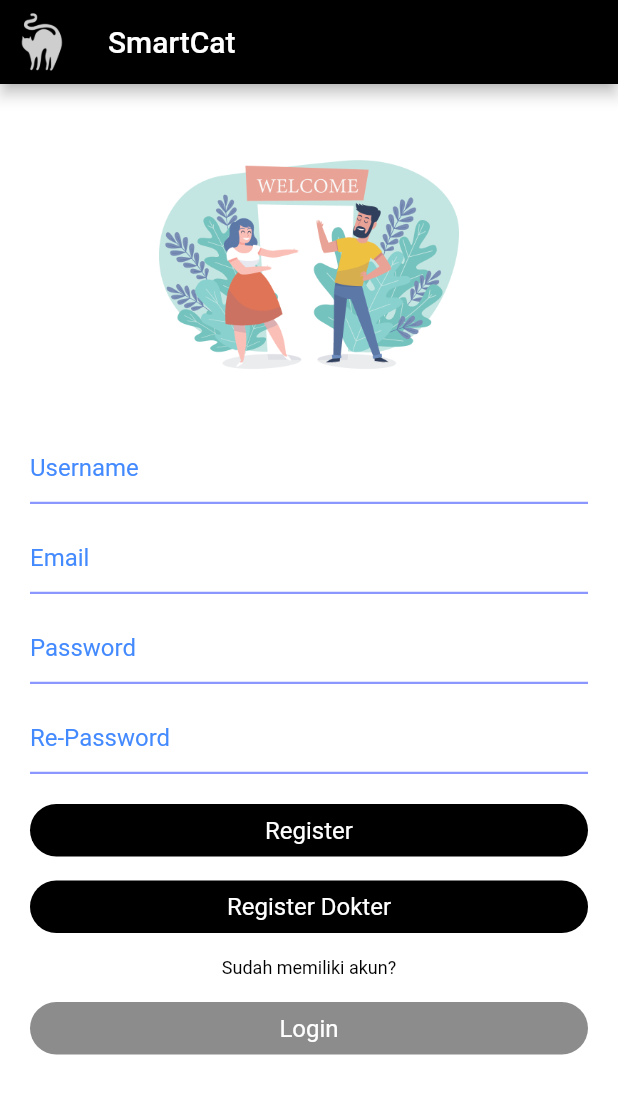
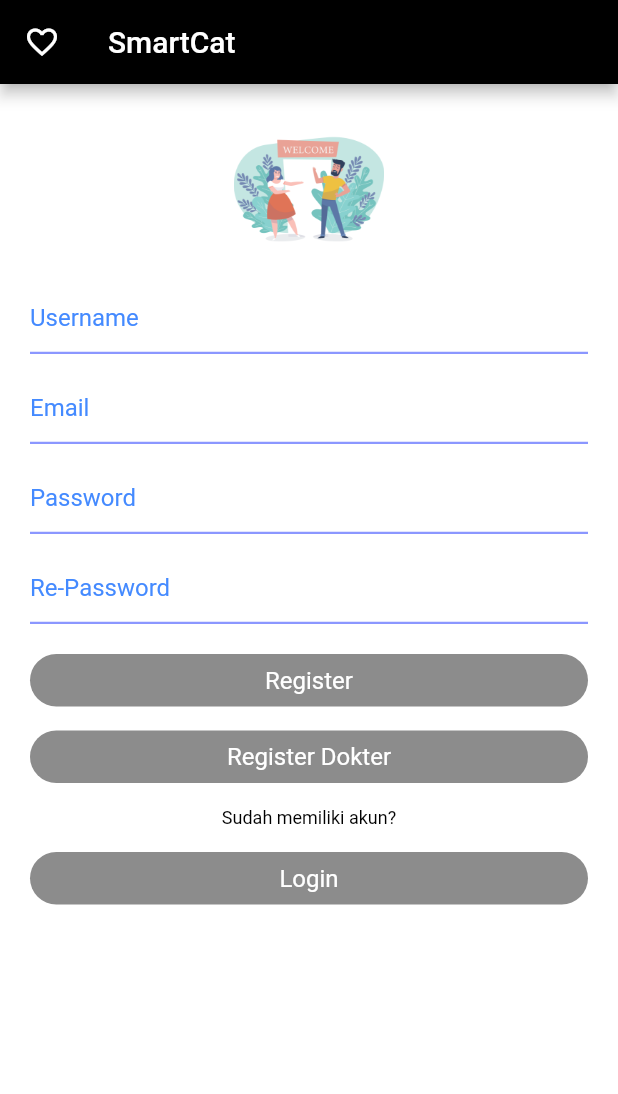
Before and after one commit to zainalbani/finalproject_pmoif20a_zainalbanibudiprabowo, a Flutter app: the screen it shows after launch, after a tap on "Register", on a phone screen of 412 x 824 dp. Shown: the top 1094 px of the screen. Run offline on Flutter 3.47's test engine with Material 2 defaults, Android fonts, the phone set to English and light mode, and no system bars.

Commit message:
mengedit pada bagian login dan register

```diff
--- a/lib/screens/login_view.dart
+++ b/lib/screens/login_view.dart
@@ -12,12 +12,10 @@ class LoginPage extends StatelessWidget {
   Widget build(BuildContext context) {
     return Scaffold(
       appBar: AppBar(
-        leading: Image.asset('assets/images/logo.png'),
-        title: Text ("SmartCat",),
-
+        leading: Icon(Icons.favorite_border),
+        title: Text ("SmartCat"),
         backgroundColor: Colors.black,
       ),
-
       body: Container(
         color: Colors.white,
         padding: EdgeInsets.all(20.0),
@@ -42,8 +40,8 @@ class LoginPage extends StatelessWidget {
 Widget _iconLogin() {
   return Image.asset(
     "assets/images/login.png",
-      width: 200.0,
-      height: 200.0,
+      width: 150.0,
+      height: 150.0,
   ); //images
 }
 
@@ -129,7 +127,7 @@ Widget _buildButton(BuildContext context) {
             textAlign: TextAlign.center,
           ),
           decoration: BoxDecoration(
-            color: Colors.black,
+            color: Colors.black45,
             borderRadius: BorderRadius.circular(30.0),
           ),
         ),
@@ -156,7 +154,7 @@ Widget _buildButton(BuildContext context) {
             textAlign: TextAlign.center,
           ),
           decoration: BoxDecoration(
-            color: Colors.black,
+            color: Colors.black45,
             borderRadius: BorderRadius.circular(30.0),
           ),
         ),
--- a/lib/screens/register_view.dart
+++ b/lib/screens/register_view.dart
@@ -11,7 +11,7 @@ class RegisterPage extends StatelessWidget {
   Widget build(BuildContext context) {
     return Scaffold(
       appBar: AppBar(
-        leading: Image.asset('assets/images/logo.png'),
+        leading: Icon(Icons.favorite_border),
         title: Text ("SmartCat",),
         backgroundColor: Colors.black,
       ),
@@ -39,8 +39,8 @@ class RegisterPage extends StatelessWidget {
 Widget _iconRegister() {
   return Image.asset(
     "assets/images/login.png",
-    width: 200.0,
-    height: 200.0,
+    width: 100.0,
+    height: 100.0,
   );
 }
 
@@ -168,7 +168,7 @@ Widget _buildButton(BuildContext context) {
             textAlign: TextAlign.center,
           ),
           decoration: BoxDecoration(
-            color: Colors.black,
+            color: Colors.black45,
             borderRadius: BorderRadius.circular(30.0),
           ),
         ),
@@ -189,7 +189,7 @@ Widget _buildButton(BuildContext context) {
             textAlign: TextAlign.center,
           ),
           decoration: BoxDecoration(
-            color: Colors.black,
+            color: Colors.black45,
             borderRadius: BorderRadius.circular(30.0),
           ),
         ),
```
